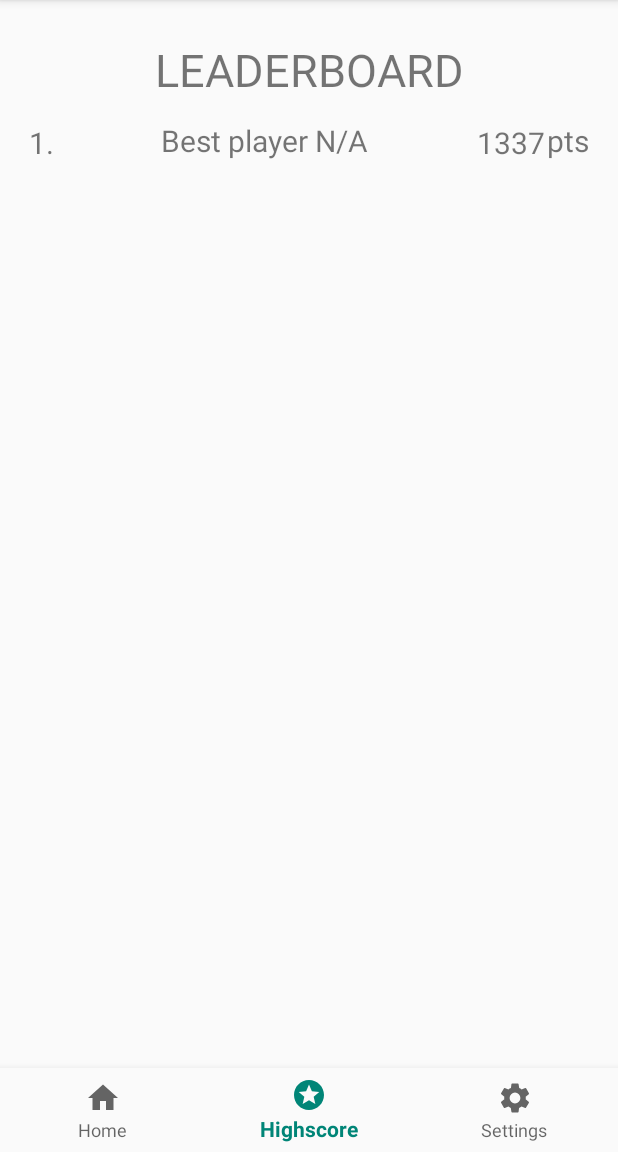
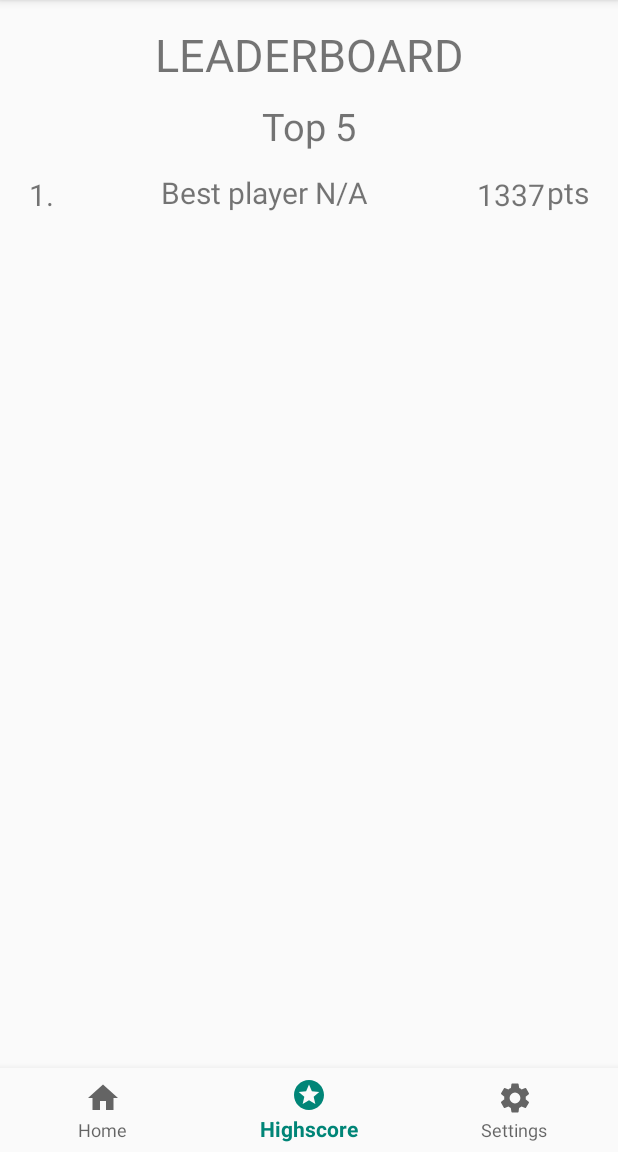
Before and after one commit to Flotfyr27/Hangman, an Android app: the screen it shows after launch (MainActivity), item 2 of the bottom bar chosen, on a phone screen of 412 x 824 dp, the part 84-1236 px from its top. Run offline under Robolectric (Android 15) with nearby library versions, the phone set to English and light mode, and no system bars.

Commit message:
Added beginning of a player 'card' for highscores

```diff
--- a/app/src/main/res/layout/fragment_highscore.xml
+++ b/app/src/main/res/layout/fragment_highscore.xml
@@ -12,6 +12,12 @@
         android:layout_height="wrap_content"
         android:text="@string/highscoreTitle"
         android:textSize="30sp"
+        android:gravity="center_horizontal"/>
+    <TextView
+        android:layout_width="match_parent"
+        android:layout_height="wrap_content"
+        android:text="@string/highscoreSubTitle"
+        android:textSize="25sp"
         android:gravity="center_horizontal"
         android:padding="10dp"/>
     <!-- Single user -->
--- a/app/src/main/res/values/strings.xml
+++ b/app/src/main/res/values/strings.xml
@@ -3,6 +3,7 @@
 
     <!-- Highscore -->
     <string name="highscoreTitle">LEADERBOARD</string>
+    <string name="highscoreSubTitle">Top 5</string>
     <string name="highscore_placement">1.</string>
 
     <!-- Settings -->
```
Also changed, not shown: app/src/main/res/layout/highscore_player.xml (added, +38 -0 lines).
